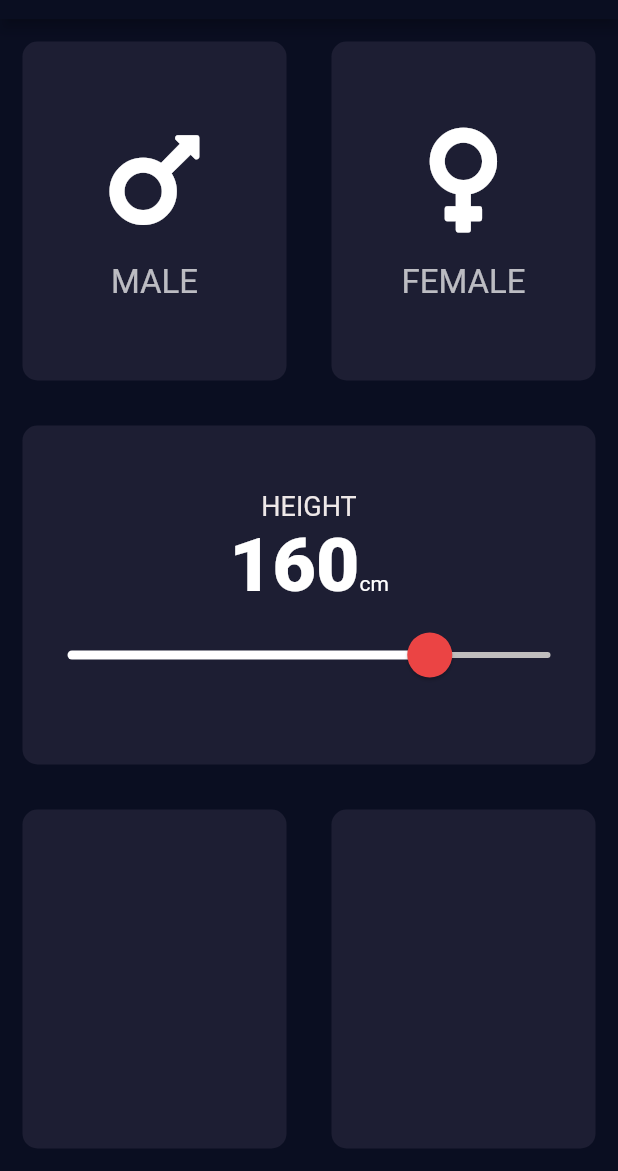
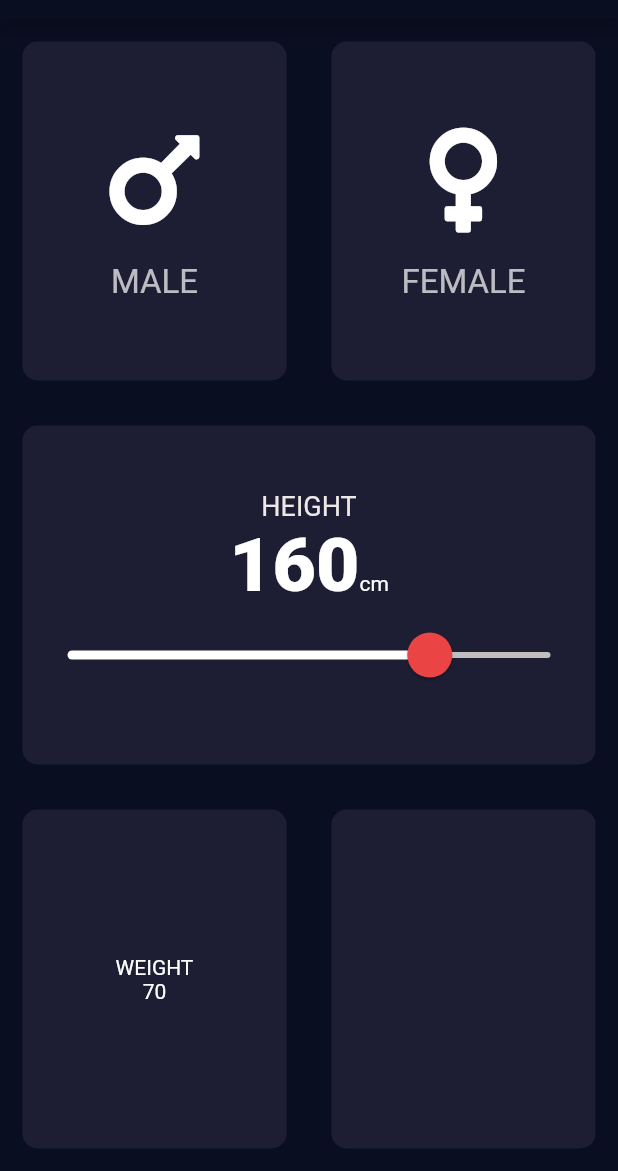
Before and after one commit to kamalnorizan/bmicalculator, a Flutter app: the screen it shows after launch, on a phone screen of 412 x 824 dp, the part 65-1236 px from its top. Run offline on Flutter 3.47's test engine with Material 2 defaults, Android fonts, the phone set to English and light mode, and no system bars; our stand-ins replace font_awesome_flutter.

```diff
--- a/lib/screens/input_page.dart
+++ b/lib/screens/input_page.dart
@@ -18,6 +18,7 @@ class InputPage extends StatefulWidget {
 class _InputPageState extends State<InputPage> {
   Gender selectedGender;
   int height = 160;
+  int weight = 70;
   @override
   Widget build(BuildContext context) {
     return Scaffold(
@@ -119,6 +120,19 @@ class _InputPageState extends State<InputPage> {
                 Expanded(
                   child: ReusableCard(
                     colour: cActiveBGCardColour,
+                    cardChild: Column(
+                      mainAxisAlignment: MainAxisAlignment.center,
+                      children: [
+                        Text('WEIGHT'),
+                        Text(
+                          weight.toString(),
+                        ),
+                        Row(
+                          mainAxisAlignment: MainAxisAlignment.center,
+                          children: <Widget>[],
+                        )
+                      ],
+                    ),
                   ),
                 ),
                 Expanded(
```
